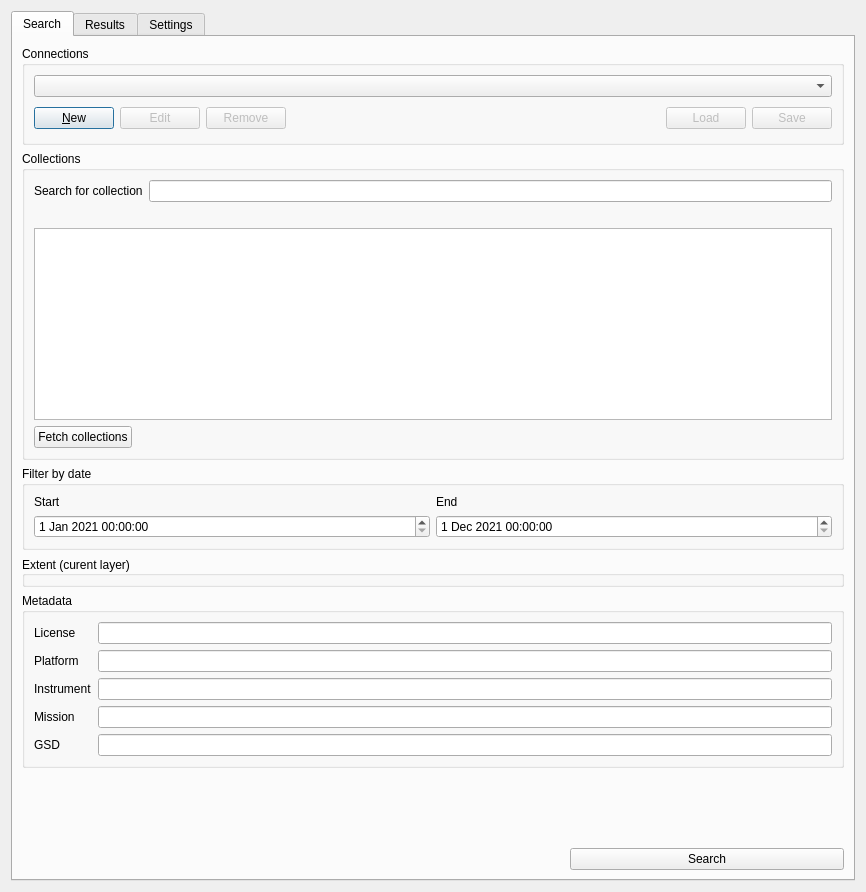
Old version of the form src/qgis_stac/ui/qgis_stac_widget.ui in the repository stac-utils/qgis-stac-plugin.
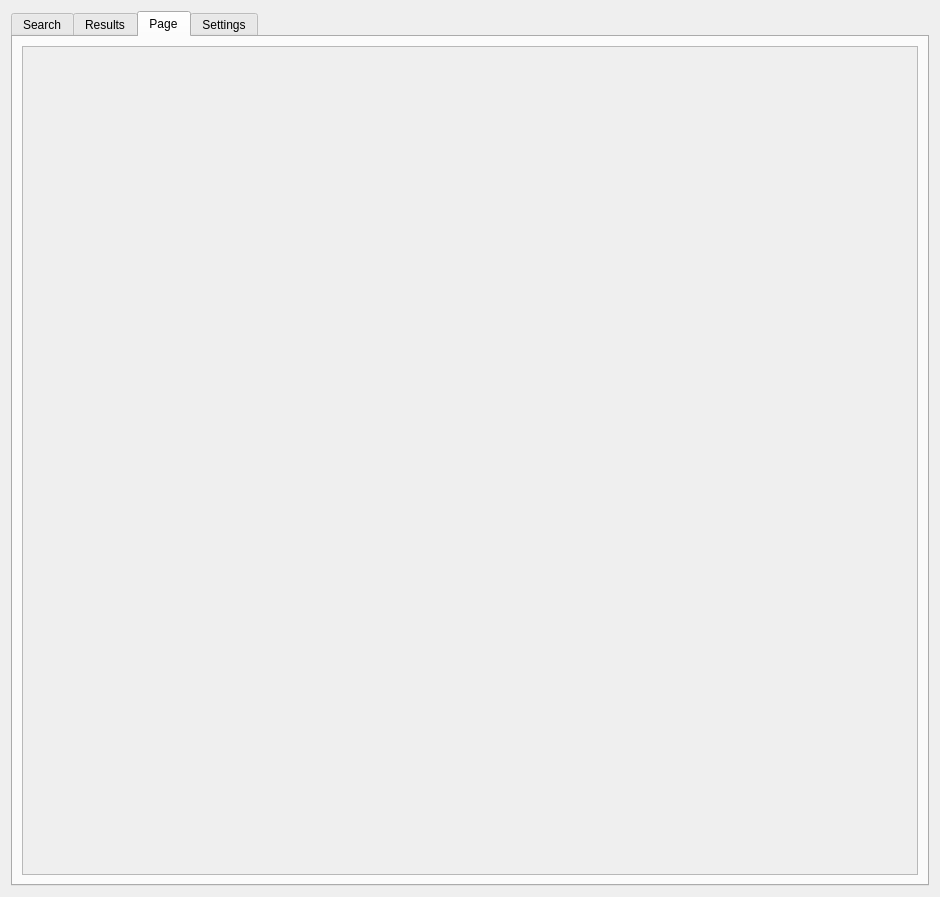
New version of the form. The open tabs and pages were chosen to show the change. Custom widgets are drawn as their Qt base class.

Commit message: using a scroll area instead of tree view for search results

What changed in the file:
```diff
--- a/src/qgis_stac/ui/qgis_stac_widget.ui
+++ b/src/qgis_stac/ui/qgis_stac_widget.ui
@@ -6,8 +6,8 @@
    <rect>
     <x>0</x>
     <y>0</y>
-    <width>866</width>
-    <height>892</height>
+    <width>940</width>
+    <height>897</height>
    </rect>
   </property>
   <property name="font">
@@ -645,6 +645,30 @@
        </item>
       </layout>
      </widget>
+     <widget class="QWidget" name="test">
+      <attribute name="title">
+       <string>Page</string>
+      </attribute>
+      <layout class="QVBoxLayout" name="verticalLayout_9">
+       <item>
+        <widget class="QScrollArea" name="scroll_area">
+         <property name="widgetResizable">
+          <bool>true</bool>
+         </property>
+         <widget class="QWidget" name="scrollAreaWidgetContents">
+          <property name="geometry">
+           <rect>
+            <x>0</x>
+            <y>0</y>
+            <width>898</width>
+            <height>828</height>
+           </rect>
+          </property>
+         </widget>
+        </widget>
+       </item>
+      </layout>
+     </widget>
      <widget class="QWidget" name="settings">
       <attribute name="title">
        <string>Settings</string>
```
The commit also changes 1 other file.
